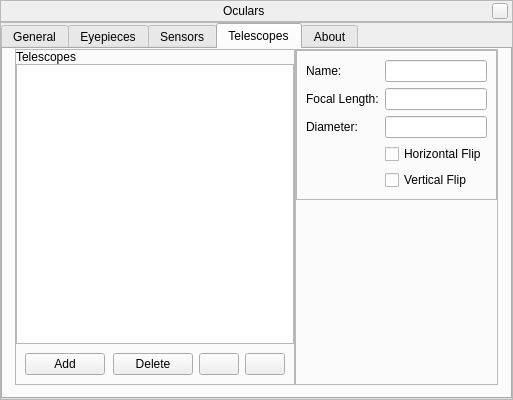
Qt form plugins/Oculars/src/gui/ocularDialog.ui (519984307/stellarium_src) before a commit.
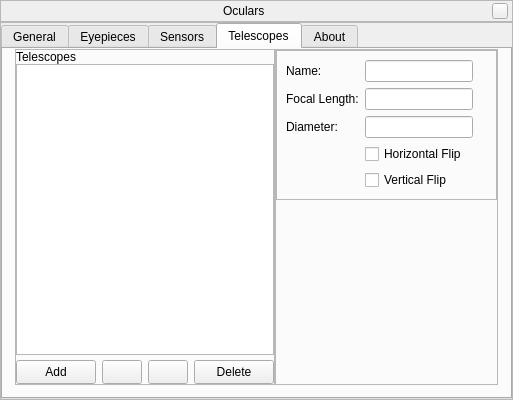
The same form after that commit. The open tabs and pages were chosen to show the change. Icons and pictures are not drawn. Custom widgets are drawn as their Qt base class.

Commit message: tweaking a bit the new buttons in the Oculars configuration window

What changed in the file:
```diff
--- a/plugins/Oculars/src/gui/ocularDialog.ui
+++ b/plugins/Oculars/src/gui/ocularDialog.ui
@@ -977,38 +977,45 @@
              <item>
               <widget class="QFrame" name="frame_3">
                <layout class="QHBoxLayout" name="horizontalLayout">
+                <property name="leftMargin">
+                 <number>0</number>
+                </property>
+                <property name="topMargin">
+                 <number>5</number>
+                </property>
+                <property name="rightMargin">
+                 <number>0</number>
+                </property>
+                <property name="bottomMargin">
+                 <number>0</number>
+                </property>
                 <item>
                  <widget class="QPushButton" name="addTelescope">
-                  <property name="text">
-                   <string>Add</string>
-                  </property>
-                 </widget>
-                </item>
-                <item>
-                 <spacer name="horizontalSpacer">
-                  <property name="orientation">
-                   <enum>Qt::Horizontal</enum>
-                  </property>
-                  <property name="sizeType">
-                   <enum>QSizePolicy::Preferred</enum>
-                  </property>
-                  <property name="sizeHint" stdset="0">
+                  <property name="minimumSize">
                    <size>
-                    <width>20</width>
-                    <height>20</height>
+                    <width>0</width>
+                    <height>24</height>
                    </size>
                   </property>
-                 </spacer>
-                </item>
-                <item>
-                 <widget class="QPushButton" name="deleteTelescope">
                   <property name="text">
-                   <string>Delete</string>
+                   <string>Add</string>
                   </property>
                  </widget>
                 </item>
                 <item>
                  <widget class="QPushButton" name="pushButtonMoveTelescopeUp">
+                  <property name="sizePolicy">
+                   <sizepolicy hsizetype="Fixed" vsizetype="Fixed">
+                    <horstretch>0</horstretch>
+                    <verstretch>0</verstretch>
+                   </sizepolicy>
+                  </property>
+                  <property name="minimumSize">
+                   <size>
+                    <width>24</width>
+                    <height>24</height>
+                   </size>
+                  </property>
                   <property name="icon">
                    <iconset resource="../../../../data/gui/guiRes.qrc">
                     <normaloff>:/graphicGui/spinup.png</normaloff>:/graphicGui/spinup.png</iconset>
@@ -1017,12 +1024,37 @@
                 </item>
                 <item>
                  <widget class="QPushButton" name="pushButtonMoveTelescopeDown">
+                  <property name="sizePolicy">
+                   <sizepolicy hsizetype="Fixed" vsizetype="Fixed">
+                    <horstretch>0</horstretch>
+                    <verstretch>0</verstretch>
+                   </sizepolicy>
+                  </property>
+                  <property name="minimumSize">
+                   <size>
+                    <width>24</width>
+                    <height>24</height>
+                   </size>
+                  </property>
                   <property name="icon">
                    <iconset resource="../../../../data/gui/guiRes.qrc">
                     <normaloff>:/graphicGui/spindown.png</normaloff>:/graphicGui/spindown.png</iconset>
                   </property>
                  </widget>
                 </item>
+                <item>
+                 <widget class="QPushButton" name="deleteTelescope">
+                  <property name="minimumSize">
+                   <size>
+                    <width>0</width>
+                    <height>24</height>
+                   </size>
+                  </property>
+                  <property name="text">
+                   <string>Delete</string>
+                  </property>
+                 </widget>
+                </item>
                </layout>
               </widget>
              </item>
```
Left out of the diff: 175 changed lines with no effect on the pictures.
